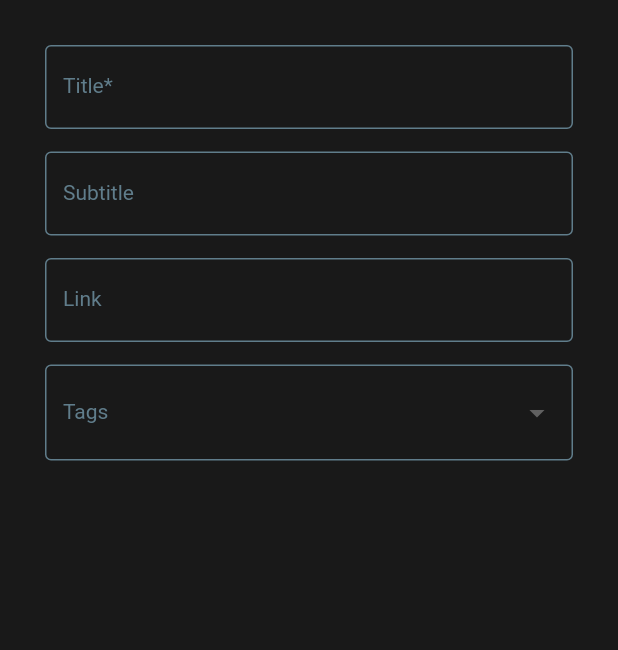
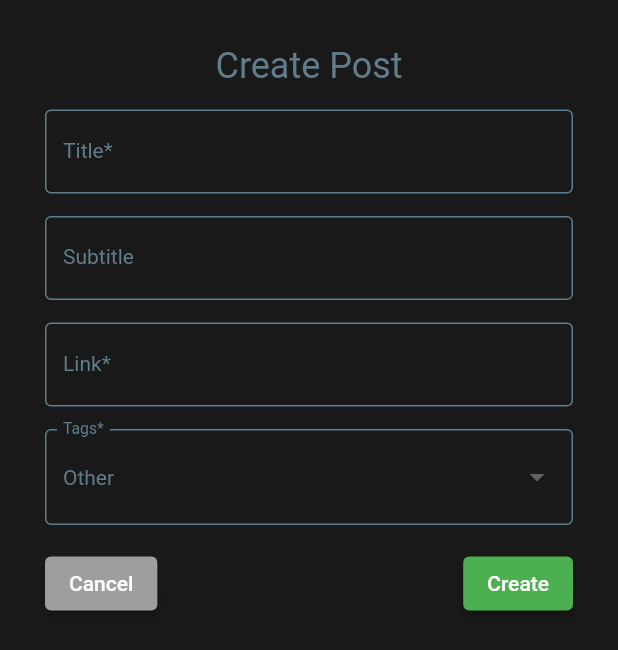
Before and after one commit to duccanhole/flutter-blog, a Flutter app: the PostEditPage screen opened directly, on a phone screen of 412 x 824 dp. Shown: the top 650 px of the screen. Run offline on Flutter 3.47's test engine with Material 2 defaults, Android fonts, the phone set to English and light mode, and no system bars; our stand-ins replace shared_preferences, webview_flutter; missing offline and left inert: dart:ffi; accounts and stored records are empty; network calls fail.

Commit message:
add action create post

```diff
--- a/lib/api/index.dart
+++ b/lib/api/index.dart
@@ -1 +1,2 @@
-const String rootUrl = 'nestjs-blog-production.up.railway.app';
+// const String rootUrl = 'nestjs-blog-production.up.railway.app';
+const String rootUrl = 'localhost:3000';
--- a/lib/api/user/index.dart
+++ b/lib/api/user/index.dart
@@ -9,7 +9,7 @@ class UserApi {
       'userName': userName.toString(),
       'password': password.toString()
     });
-    return http.post(Uri.https(rootUrl, "user/register"),
+    return http.post(Uri.http(rootUrl, "user/register"),
         headers: <String, String>{
           'Content-Type': 'application/json; charset=UTF-8',
         },
@@ -20,7 +20,7 @@ class UserApi {
       'userName': userName.toString(),
       'password': password.toString()
     });
-    return http.post(Uri.https(rootUrl, "user/login"),
+    return http.post(Uri.http(rootUrl, "user/login"),
         headers: <String, String>{
           'Content-Type': 'application/json; charset=UTF-8',
         },
--- a/lib/route/PostEdit.dart
+++ b/lib/route/PostEdit.dart
@@ -1,10 +1,22 @@
+import 'dart:convert';
+import 'dart:ui';
+
+import 'package:app/api/post/index.dart';
 import 'package:app/interface/Post.interface.dart';
-import 'package:flutter/cupertino.dart';
 import 'package:flutter/material.dart';
+import 'package:http/http.dart';
 
 class PostEditPage extends StatefulWidget {
-  const PostEditPage({super.key, this.isEdit = false});
+  const PostEditPage(
+      {super.key,
+      this.isEdit = false,
+      this.id = '',
+      this.title = '',
+      this.subtitle = '',
+      this.url = '',
+      this.tags = ''});
   final bool isEdit;
+  final String id, title, subtitle, url, tags;
 
   @override
   State<PostEditPage> createState() => PostEditPageState();
@@ -20,9 +32,60 @@ class PostEditPageState extends State<PostEditPage> {
     'Entertaiment',
     'Other'
   ];
+  InputDecoration inputStyle(String labelText) {
+    return InputDecoration(
+      labelText: labelText,
+      labelStyle: const TextStyle(color: Colors.blueGrey),
+      enabledBorder: const OutlineInputBorder(
+        borderSide: BorderSide(color: Colors.blueGrey),
+      ),
+      border: const OutlineInputBorder(),
+    );
+  }
 
   @override
   Widget build(BuildContext context) {
+    TextEditingController postTitle = TextEditingController(text: widget.title),
+        postSubtitle = TextEditingController(text: widget.subtitle),
+        postUrl = TextEditingController(text: widget.url);
+    String postTags = widget.tags == '' ? "Other" : widget.tags;
+    bool loading = false;
+
+    bool checkRequire(String value) {
+      return !(value.trim() == "");
+    }
+
+    bool checkUrl(String value) {
+      return Uri.parse(value).isAbsolute;
+    }
+
+    void goBack() {
+      Navigator.pop(context);
+    }
+
+    void showMessage(String mess) {
+      ScaffoldMessenger.of(context).showSnackBar(SnackBar(content: Text(mess)));
+    }
+
+    void onSave() async {
+      if (formKey.currentState!.validate()) {
+        setState(() {
+          loading = true;
+        });
+        Response? res = await PostApi().createPost(
+            postTitle.text, postSubtitle.text, postTags, postUrl.text);
+        if (res!.statusCode >= 200 && res.statusCode <= 299) {
+          showMessage("Success");
+          goBack();
+        } else {
+          showMessage("Error, please try again.");
+        }
+        setState(() {
+          loading = false;
+        });
+      }
+    }
+
     return Scaffold(
         backgroundColor: Theme.of(context).backgroundColor,
         body: Padding(
@@ -30,64 +93,85 @@ class PostEditPageState extends State<PostEditPage> {
           child: Center(
               child: Column(
             children: [
+              Text(widget.isEdit ? 'Edit post' : 'Create Post',
+                  style: const TextStyle(color: Colors.blueGrey, fontSize: 24)),
+              const SizedBox(height: 15),
               Form(
                   key: formKey,
                   child: Column(
                     children: [
                       TextFormField(
+                        controller: postTitle,
                         style: const TextStyle(color: Colors.blueGrey),
-                        decoration: const InputDecoration(
-                          labelText: "Title*",
-                          labelStyle: TextStyle(color: Colors.blueGrey),
-                          enabledBorder: OutlineInputBorder(
-                            borderSide: BorderSide(color: Colors.blueGrey),
-                          ),
-                          border: OutlineInputBorder(),
-                        ),
+                        decoration: inputStyle('Title*'),
+                        validator: (value) {
+                          if (!checkRequire(value!)) return 'Required';
+                          return null;
+                        },
                       ),
                       const SizedBox(height: 15),
                       TextFormField(
+                        controller: postSubtitle,
                         style: const TextStyle(color: Colors.blueGrey),
-                        decoration: const InputDecoration(
-                          labelText: "Subtitle",
-                          labelStyle: TextStyle(color: Colors.blueGrey),
-                          enabledBorder: OutlineInputBorder(
-                            borderSide: BorderSide(color: Colors.blueGrey),
-                          ),
-                          border: OutlineInputBorder(),
-                        ),
+                        decoration: inputStyle('Subtitle'),
                       ),
                       const SizedBox(height: 15),
                       TextFormField(
+                        controller: postUrl,
                         style: const TextStyle(color: Colors.blueGrey),
-                        decoration: const InputDecoration(
-                          labelText: "Link",
-                          labelStyle: TextStyle(color: Colors.blueGrey),
-                          enabledBorder: OutlineInputBorder(
-                            borderSide: BorderSide(color: Colors.blueGrey),
-                          ),
-                          border: OutlineInputBorder(),
-                        ),
+                        decoration: inputStyle('Link*'),
+                        validator: (value) {
+                          if (!checkRequire(value!)) return 'Required';
+                          if (!checkUrl(value)) return 'Link is invalid';
+                          return null;
+                        },
                       ),
                       const SizedBox(height: 15),
                       DropdownButtonFormField(
-                          style: const TextStyle(color: Colors.black),
-                          decoration: const InputDecoration(
-                              labelText: "Tags",
-                              labelStyle: TextStyle(color: Colors.blueGrey),
-                              enabledBorder: OutlineInputBorder(
-                                borderSide: BorderSide(color: Colors.blueGrey),
-                              ),
-                              border: OutlineInputBorder()),
+                          value: postTags,
+                          style: const TextStyle(color: Colors.blueGrey),
+                          decoration: inputStyle('Tags*'),
                           isExpanded: true,
                           items: tagsList
                               .map<DropdownMenuItem<String>>((e) =>
                                   DropdownMenuItem(value: e, child: Text(e)))
                               .toList(),
-                          onChanged: ((value) {})),
+                          onChanged: (String? value) {
+                            postTags = value!.toString();
+                          }),
+                      const SizedBox(height: 15),
                       Row(
+                        mainAxisAlignment: MainAxisAlignment.spaceBetween,
                         children: [
-
+                          ElevatedButton(
+                              style: ButtonStyle(
+                                  backgroundColor:
+                                      MaterialStateColor.resolveWith(
+                                          (states) => Colors.grey)),
+                              onPressed: goBack,
+                              child: const Text('Cancel')),
+                          Row(
+                            children: [
+                              if (widget.isEdit)
+                                ElevatedButton(
+                                    style: ButtonStyle(
+                                        backgroundColor:
+                                            MaterialStateColor.resolveWith(
+                                                (states) => Colors.red)),
+                                    onPressed: () {},
+                                    child: const Text('Delete')),
+                              ElevatedButton(
+                                  style: ButtonStyle(
+                                      backgroundColor:
+                                          MaterialStateColor.resolveWith(
+                                              (states) => widget.isEdit
+                                                  ? Colors.blue
+                                                  : Colors.green)),
+                                  onPressed: loading ? null : onSave,
+                                  child:
+                                      Text(widget.isEdit ? 'Save' : 'Create'))
+                            ],
+                          )
                         ],
                       )
                     ],
--- a/lib/route/SignInPage.dart
+++ b/lib/route/SignInPage.dart
@@ -42,6 +42,8 @@ class _SignInPageState extends State<SignInPage> {
       await prefs.setString("token", json.decode(res.body)['results']['token']);
       await prefs.setString(
           "userName", json.decode(res.body)['results']['userName']);
+      await prefs.setString(
+          "userId", json.decode(res.body)['results']['userId']);
       homePagetonextScreen(context());
     } else {
       String message = jsonDecode(res.body)['message'];
--- a/lib/route/index.dart
+++ b/lib/route/index.dart
@@ -85,6 +85,7 @@ class ControllViewState extends State<ControllView> {
     final prefs = await SharedPreferences.getInstance();
     prefs.setString("token", "");
     prefs.setString("userName", "guest");
+    prefs.setString("userId", "");
     Navigator.of(context())
         .push(MaterialPageRoute(builder: (context) => const SignInPage()));
   }
```
Also changed, not shown: lib/api/post/index.dart (+28 -1 lines).
